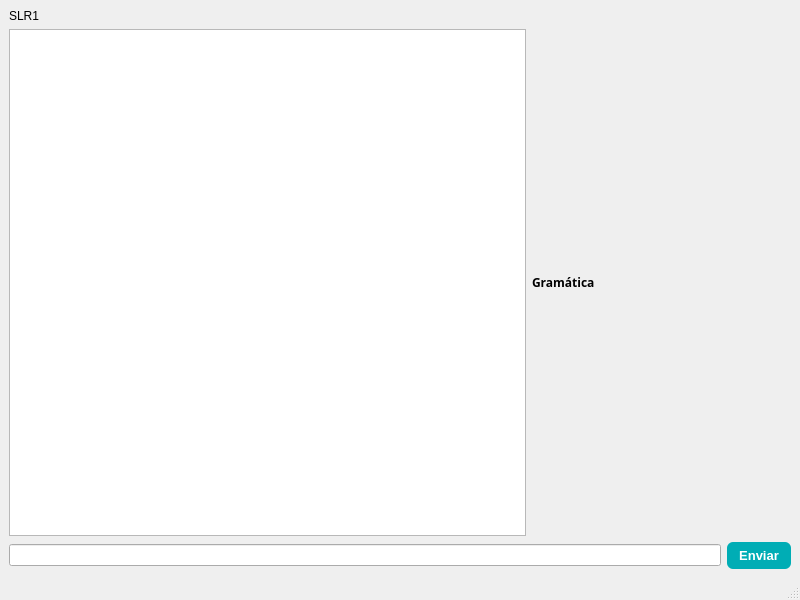
First picture: the form in slrtutorwindow.ui, repository jose-rZM/SyntaxTutor, before the edit.
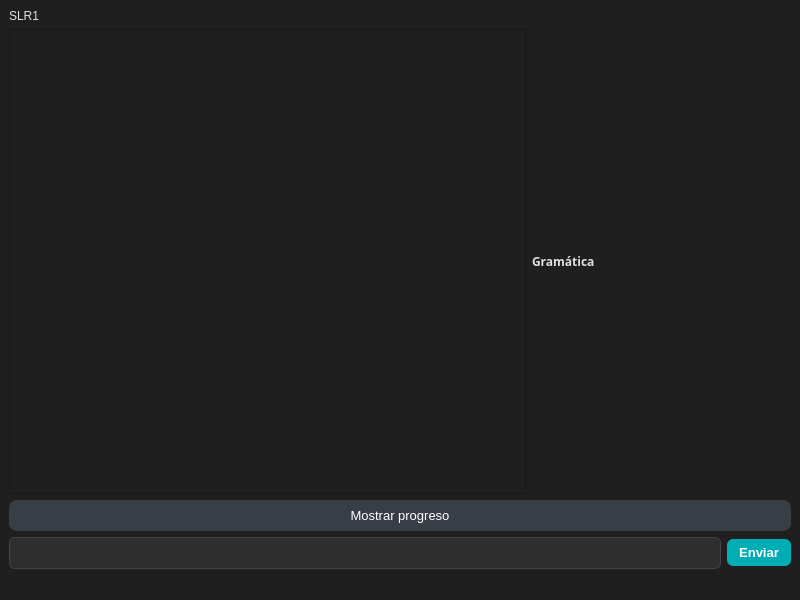
Second picture: the form after the edit.

Commit message: change global style

Diff of the .ui file:
```diff
--- a/slrtutorwindow.ui
+++ b/slrtutorwindow.ui
@@ -13,6 +13,10 @@
   <property name="windowTitle">
    <string>MainWindow</string>
   </property>
+  <property name="styleSheet">
+   <string notr="true">  background-color: #1F1F1F;
+    color: #E0E0E0;</string>
+  </property>
   <widget class="QWidget" name="centralwidget">
    <layout class="QVBoxLayout" name="verticalLayout">
     <item>
@@ -55,10 +59,35 @@
       </item>
      </layout>
     </item>
+    <item>
+     <widget class="QPushButton" name="showButton">
+      <property name="styleSheet">
+       <string notr="true">  background-color: #393E46;
+    color: white;
+    border: none;
+    padding: 8px 20px;
+    border-radius: 8px;
+    font-weight: semi-bold;
+    font-size: 13px;</string>
+      </property>
+      <property name="text">
+       <string>Mostrar progreso</string>
+      </property>
+     </widget>
+    </item>
     <item>
      <layout class="QHBoxLayout" name="horizontalLayout">
       <item>
-       <widget class="QLineEdit" name="userResponse"/>
+       <widget class="QLineEdit" name="userResponse">
+        <property name="styleSheet">
+         <string notr="true">    background-color: #2E2E2E;
+    color: #E0E0E0;
+    border: 1px solid #444;
+    border-radius: 6px;
+    padding: 6px 10px;
+    font-size: 14px;</string>
+        </property>
+       </widget>
       </item>
       <item>
        <widget class="QPushButton" name="confirmButton">
```
The commit also changes 3 other files.
